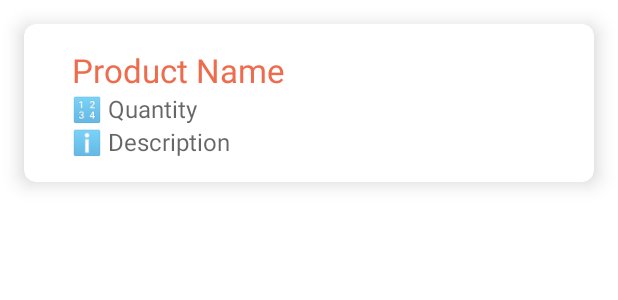
After one commit to adrianpisabarrogarcia/SuperBag, an Android app: the layout list_products.xml on its own in the app's theme, with its tools: preview values and no code run, on a phone screen of 412 x 824 dp. The commit adds this screen. Shown: the top 300 px of the screen. Run offline under Robolectric (Android 15) with nearby library versions, the phone set to English and light mode, and no system bars.

Commit message:
Recicle View with a Card anf Firebase DB products list

```diff
--- a/app/src/main/AndroidManifest.xml
+++ b/app/src/main/AndroidManifest.xml
@@ -12,6 +12,9 @@
         android:supportsRtl="true"
         android:theme="@style/Theme.Superbag"
         tools:targetApi="31">
+        <activity
+            android:name=".ProductLittleView"
+            android:exported="false" />
         <activity
             android:name=".NewItemActivity"
             android:exported="false" />
--- a/app/src/main/res/layout/activity_list.xml
+++ b/app/src/main/res/layout/activity_list.xml
@@ -44,9 +44,8 @@
                 <androidx.recyclerview.widget.RecyclerView
                     android:id="@+id/listProductsRecyclerView"
                     android:layout_width="match_parent"
-                    android:layout_height="match_parent"
-                    app:layoutManager="androidx.recyclerview.widget.LinearLayoutManager"
-                     />
+                    android:layout_height="wrap_content"
+                    app:layoutManager="androidx.recyclerview.widget.LinearLayoutManager" />
             </FrameLayout>
 
         </LinearLayout>
--- /dev/null
+++ b/app/src/main/res/layout/list_products.xml
@@ -0,0 +1,75 @@
+<?xml version="1.0" encoding="utf-8"?>
+<androidx.cardview.widget.CardView xmlns:android="http://schemas.android.com/apk/res/android"
+    android:layout_width="match_parent"
+    android:layout_height="wrap_content"
+    xmlns:app="http://schemas.android.com/apk/res-auto"
+    app:cardElevation="8dp"
+    app:cardCornerRadius="8dp"
+    android:layout_margin="16dp">
+
+
+    <LinearLayout
+        android:layout_width="match_parent"
+        android:layout_height="wrap_content"
+        android:layout_marginStart="16dp"
+        android:layout_marginEnd="16dp"
+        android:layout_marginTop="16dp"
+        android:layout_marginBottom="16dp"
+        android:orientation="vertical">
+
+        <LinearLayout
+            android:layout_width="wrap_content"
+            android:layout_height="match_parent"
+            android:layout_gravity="center_vertical"
+            android:orientation="horizontal">
+
+            <TextView
+                android:id="@+id/productNameTextView"
+                android:layout_width="match_parent"
+                android:layout_height="wrap_content"
+                android:layout_marginStart="16dp"
+                android:layout_marginEnd="16dp"
+                android:text="Product Name"
+                android:textColor="@color/purple_500"
+                android:textFontWeight="700"
+                android:textAppearance="?android:attr/textAppearanceMedium"
+                android:textSize="22sp" />
+        </LinearLayout>
+
+        <LinearLayout
+            android:layout_width="match_parent"
+            android:layout_height="wrap_content"
+            android:layout_gravity="center_vertical"
+            android:orientation="horizontal">
+
+            <TextView
+                android:id="@+id/productQuantityTextView"
+                android:layout_width="match_parent"
+                android:layout_height="wrap_content"
+                android:layout_marginStart="16dp"
+                android:layout_marginEnd="16dp"
+                android:text="🔢 Quantity"
+                android:textAppearance="?android:attr/textAppearanceMedium"
+                android:textSize="16sp" />
+        </LinearLayout>
+
+        <LinearLayout
+            android:layout_width="match_parent"
+            android:layout_height="wrap_content"
+            android:layout_gravity="center_vertical"
+            android:orientation="horizontal">
+
+            <TextView
+                android:id="@+id/productDescriptionTextView"
+                android:layout_width="match_parent"
+                android:layout_height="wrap_content"
+                android:layout_marginStart="16dp"
+                android:layout_marginEnd="16dp"
+                android:text="ℹ️ Description"
+                android:textAppearance="?android:attr/textAppearanceMedium"
+                android:textSize="16sp" />
+        </LinearLayout>
+    </LinearLayout>
+
+
+</androidx.cardview.widget.CardView>
```
Also changed, not shown: app/src/debug/res/drawable-anydpi/ic_action_more_info.xml (added, +12 -0 lines), app/src/main/java/com/adriantxupisi/superbag/ListActivity.kt (+61 -8 lines), app/src/main/java/com/adriantxupisi/superbag/ProductsAdapter.kt (+17 -6 lines), app/src/debug/res/drawable-hdpi/ic_action_more_info.png (added), app/src/debug/res/drawable-mdpi/ic_action_more_info.png (added), app/src/debug/res/drawable-xhdpi/ic_action_more_info.png (added), app/src/debug/res/drawable-xxhdpi/ic_action_more_info.png (added).
